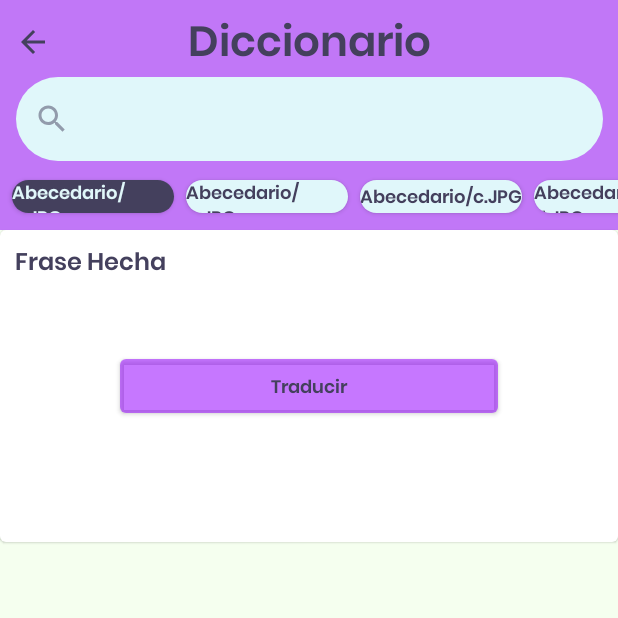
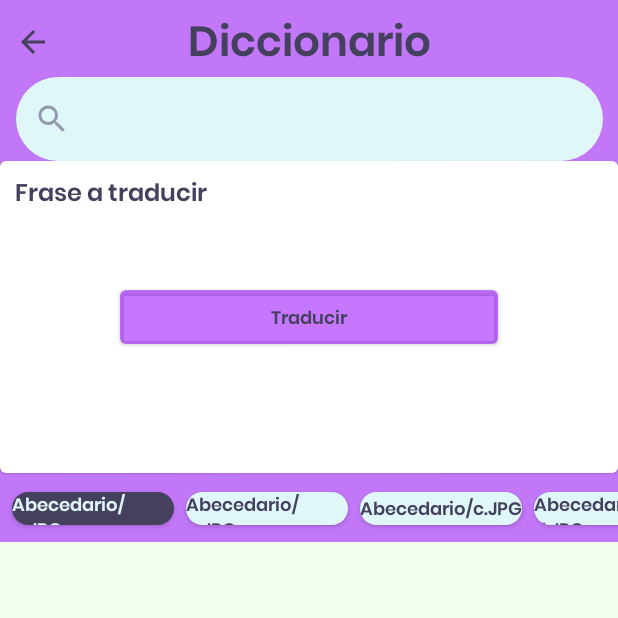
Before and after one commit to mariandev520/Signaaa, an Android app built with Jetpack Compose: the DiccionarioUI screen opened through its navigation route, on a phone screen of 412 x 824 dp, the top half of it. Run offline under Robolectric (Android 15) with nearby library versions, the phone set to English and light mode, and no system bars; libraries missing offline, so code that uses them is left out: com.google.android.exoplayer2.

Commit message:
Capturando Frase Hecha

```diff
--- a/app/src/main/java/com/xilonet/signa/view/Diccionario.kt
+++ b/app/src/main/java/com/xilonet/signa/view/Diccionario.kt
@@ -63,21 +63,7 @@ fun DiccionarioUI(context: Context, navController: NavController){
             { category = it },
             { searchQuery = it})
 
-        Card {
-            Text(text = "Frase Hecha",
-                modifier = Modifier
-                    .padding(10.dp)
-                    .height(60.dp),
-            )
-            Button(
-                onClick = { /*TODO*/ },
-                modifier = Modifier
-                    .fillMaxWidth()
-                    .padding(80.dp),
-            ) {
-                Text(text = "Traducir")
-            }
-        }
+
 
         if(category != ""){
             VideoGrid(videoFilesManager.getVideosOfCategory(category), context, exoPlayerManager)
@@ -169,11 +155,14 @@ private fun ButtonSpacer(){
 @Composable
 private fun SearchBar(changeCategory: (String) -> Unit, changeQuery: (String) -> Unit){
     var text by remember { mutableStateOf(TextFieldValue("")) }
+    var searchQueryText by remember { mutableStateOf("") }
+
     val focusManager = LocalFocusManager.current
     TextField(value = text,
         onValueChange = {
                             text = it
                             val textString = text.text
+                            searchQueryText = textString
                             if(textString != ""){
                                 changeCategory("")
                                 changeQuery(textString)
@@ -207,6 +196,26 @@ private fun SearchBar(changeCategory: (String) -> Unit, changeQuery: (String) ->
             )
         },
     )
+    Card {
+        Text(
+            text = if (searchQueryText.isNotEmpty()) {
+                "Frase Hecha: $searchQueryText"  // Muestra el texto ingresado si no está vacío
+            } else {
+                "Frase a traducir"
+            },
+            modifier = Modifier
+                .padding(10.dp)
+                .height(60.dp),
+        )
+        Button(
+            onClick = { /* Tu lógica de traducción aquí */ },
+            modifier = Modifier
+                .fillMaxWidth()
+                .padding(80.dp)
+        ) {
+            Text(text = "Traducir")
+        }
+    }
 }
 
 private lateinit var listState : LazyListState
```
